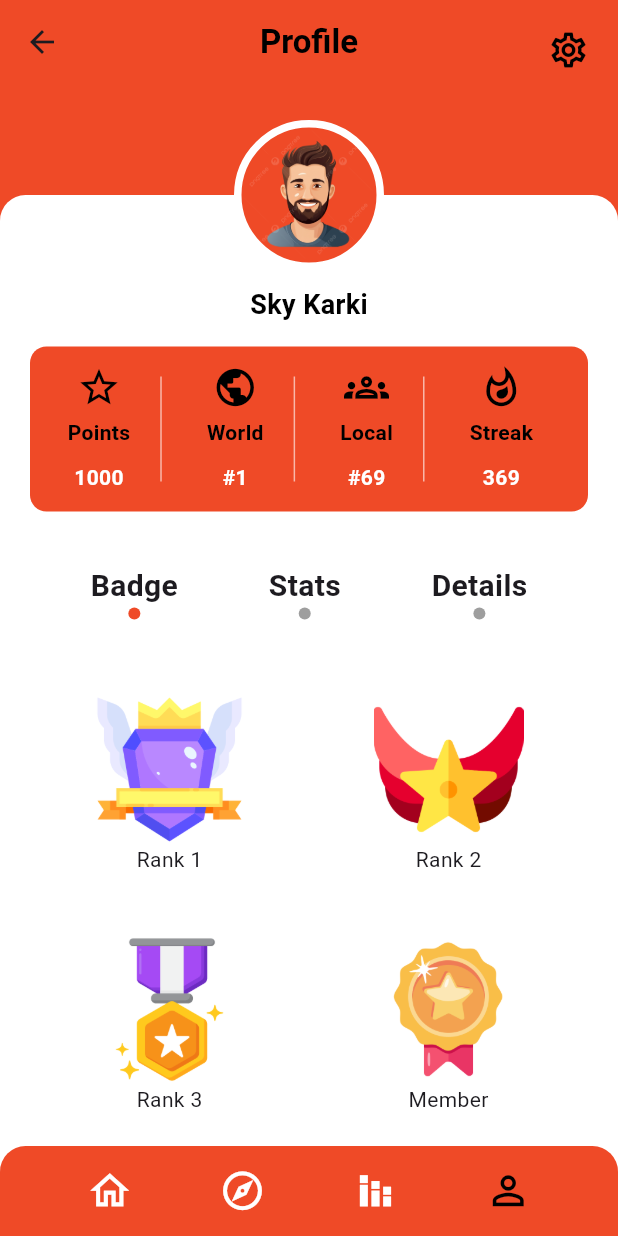
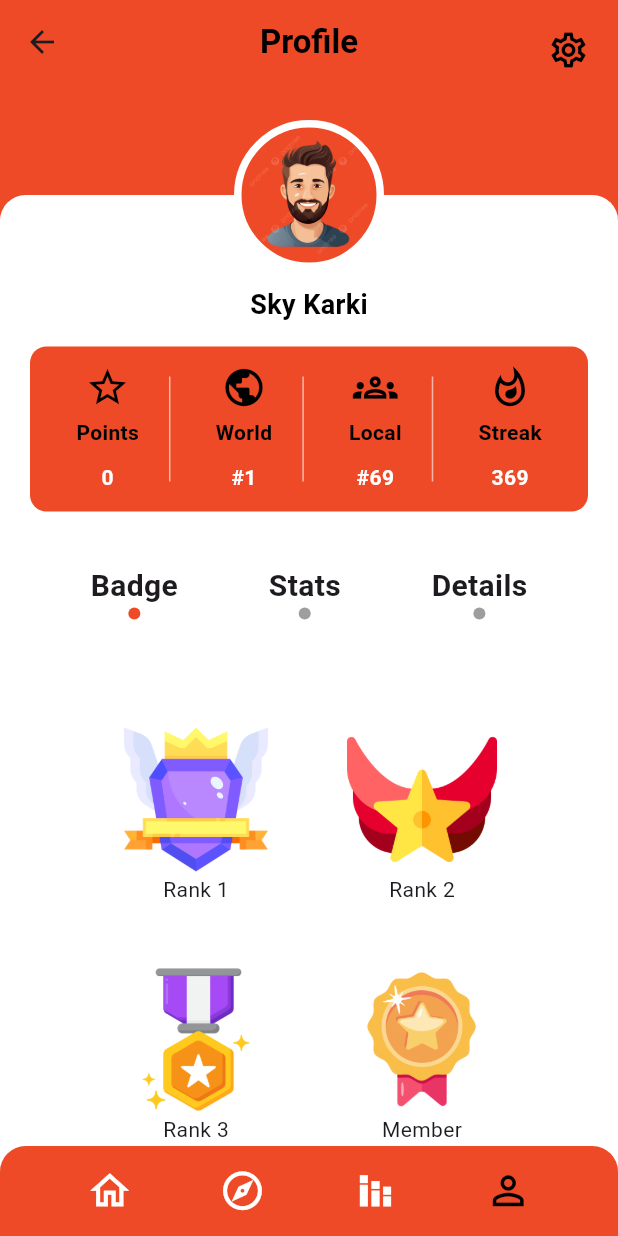
Before and after one commit to admin123KK/quizzes, a Flutter app: the Profilepage screen opened directly, after a tap on the "person outline" icon, on a phone screen of 412 x 824 dp. Run offline on Flutter 3.47's test engine with Material 3 defaults, Android fonts, the phone set to English and light mode, and no system bars; our stand-ins replace cloud_firestore, firebase_auth, firebase_core, video_player; accounts and stored records are empty; network calls fail.

Commit message:
points fetching done

```diff
--- a/lib/Sciencepage.dart
+++ b/lib/Sciencepage.dart
@@ -42,7 +42,7 @@ class _SciencepageState extends State<Sciencepage> {
       final quizResult = {
         'userEmail': user.email,
         'Categories': 'Science',
-        'Points': totalPoints,
+        'points': totalPoints,
         'dateTime': DateTime.now().toIso8601String(),
       };
       await FirebaseFirestore.instance
--- a/lib/historypage.dart
+++ b/lib/historypage.dart
@@ -42,7 +42,7 @@ class _HistorypageState extends State<Historypage> {
       final quizResult = {
         'userEmail': user.email,
         'Categories': 'Histroy',
-        'Points': totalPoints,
+        'points': totalPoints,
         'dateTime': DateTime.now().toIso8601String()
       };
       await FirebaseFirestore.instance
--- a/lib/mathspage.dart
+++ b/lib/mathspage.dart
@@ -43,7 +43,7 @@ class _MathpageState extends State<Mathpage> {
       final quizResult = {
         'userEmail': user.email,
         'Categories': 'Maths',
-        'Points': totalPoints,
+        'points': totalPoints,
         'dateTime': DateTime.now(),
       };
       await FirebaseFirestore.instance
--- a/lib/mathsqpage.dart
+++ b/lib/mathsqpage.dart
@@ -43,7 +43,7 @@ class _QuizpageState extends State<Quizpage> {
       final quizResult = {
         'userEmail': user.email,
         'Categories': "Sports",
-        'Points': totalPoints,
+        'points': totalPoints,
         'dateTime': DateTime.now().toIso8601String(),
       };
       await FirebaseFirestore.instance
--- a/lib/profilepage.dart
+++ b/lib/profilepage.dart
@@ -1,3 +1,5 @@
+import 'package:cloud_firestore/cloud_firestore.dart';
+import 'package:firebase_auth/firebase_auth.dart';
 import 'package:flutter/material.dart';
 import 'package:quiznep/explorepage.dart';
 
@@ -9,6 +11,37 @@ class Profilepage extends StatefulWidget {
 }
 
 class _ProfilepageState extends State<Profilepage> {
+  int totalPoints = 0;
+
+  @override
+  void initState() {
+    super.initState();
+    fetchUserPoints();
+  }
+
+  Future<void> fetchUserPoints() async {
+    try {
+      final user = FirebaseAuth.instance.currentUser;
+      if (user == null) {
+        print('User is not authenticated');
+        return;
+      }
+      final querySnapshot = await FirebaseFirestore.instance
+          .collection('quizResults')
+          .where('userEmail', isEqualTo: user.email)
+          .get();
+
+      int points = querySnapshot.docs.fold<int>(0,
+          (previousValue, doc) => previousValue + (doc['points'] ?? 0) as int);
+
+      setState(() {
+        totalPoints = points;
+      });
+    } catch (e) {
+      print('Error fetching user points: $e');
+    }
+  }
+
   @override
   Widget build(BuildContext context) {
     return Scaffold(
@@ -48,9 +81,8 @@ class _ProfilepageState extends State<Profilepage> {
                     ),
                     child: Column(
                       children: [
-                        // Profile Picture with Offset
                         Transform.translate(
-                          offset: const Offset(0, -50), // Move it up
+                          offset: const Offset(0, -50),
                           child: Column(
                             children: [
                               Container(
@@ -72,7 +104,7 @@ class _ProfilepageState extends State<Profilepage> {
                                   ),
                                 ),
                               ),
-                              const SizedBox(height: 10), // Add spacing
+                              const SizedBox(height: 10),
                               const Text(
                                 'Sky Karki',
                                 style: TextStyle(
@@ -88,9 +120,7 @@ class _ProfilepageState extends State<Profilepage> {
                                   height: 110,
                                   width: 500,
                                   decoration: BoxDecoration(
-                                    color: const Color(
-                                      0XFFEF4A27,
-                                    ),
+                                    color: const Color(0XFFEF4A27),
                                     borderRadius: BorderRadius.circular(11),
                                   ),
                                   child: Padding(
@@ -101,181 +131,62 @@ class _ProfilepageState extends State<Profilepage> {
                                           MainAxisAlignment.center,
                                       children: [
                                         _buildStateItem(Icons.star_outline,
-                                            'Points', '1000'),
-                                        const SizedBox(
-                                          width: 20,
-                                        ),
+                                            'Points', totalPoints.toString()),
+                                        const SizedBox(width: 20),
                                         _builDivider(),
-                                        const SizedBox(
-                                          width: 30,
-                                        ),
+                                        const SizedBox(width: 30),
                                         _buildStateItem(Icons.public_outlined,
                                             'World', '#1'),
-                                        const SizedBox(
-                                          width: 20,
-                                        ),
+                                        const SizedBox(width: 20),
                                         _builDivider(),
-                                        const SizedBox(
-                                          width: 30,
-                                        ),
+                                        const SizedBox(width: 30),
                                         _buildStateItem(Icons.groups_outlined,
                                             'Local', '#69'),
-                                        const SizedBox(
-                                          width: 20,
-                                        ),
+                                        const SizedBox(width: 20),
                                         _builDivider(),
-                                        const SizedBox(
-                                          width: 30,
-                                        ),
+                                        const SizedBox(width: 30),
                                         _buildStateItem(Icons.whatshot_outlined,
                                             'Streak', '369'),
-                                        const SizedBox(
-                                          width: 20,
-                                        ),
                                       ],
                                     ),
                                   ),
                                 ),
                               ),
-                              const SizedBox(
-                                height: 20,
-                              ),
+                              const SizedBox(height: 20),
                               Row(
                                 mainAxisAlignment:
                                     MainAxisAlignment.spaceEvenly,
                                 children: [
-                                  Column(
-                                    mainAxisSize: MainAxisSize.min,
-                                    children: [
-                                      const Text(
-                                        'Badge',
-                                        style: TextStyle(
-                                          fontWeight: FontWeight.bold,
-                                          fontSize: 20,
-                                        ),
-                                      ),
-                                      Container(
-                                        height: 8,
-                                        width: 8,
-                                        decoration: BoxDecoration(
-                                            borderRadius:
-                                                BorderRadius.circular(20),
-                                            color: Color(0XFFEF4A27)),
-                                      )
-                                    ],
-                                  ),
-                                  Column(
-                                    mainAxisSize: MainAxisSize.min,
-                                    children: [
-                                      const Text(
-                                        'Stats',
-                                        style: TextStyle(
-                                            fontWeight: FontWeight.bold,
-                                            fontSize: 20),
-                                      ),
-                                      Container(
-                                        height: 8,
-                                        width: 8,
-                                        decoration: BoxDecoration(
-                                            color: Colors.grey,
-                                            borderRadius:
-                                                BorderRadius.circular(20)),
-                                      )
-                                    ],
-                                  ),
-                                  Column(
-                                    children: [
-                                      const Text(
-                                        'Details',
-                                        style: TextStyle(
-                                            fontWeight: FontWeight.bold,
-                                            fontSize: 20),
-                                      ),
-                                      Container(
-                                        height: 8,
-                                        width: 8,
-                                        decoration: BoxDecoration(
-                                            color: Colors.grey,
-                                            borderRadius:
-                                                BorderRadius.circular(20)),
-                                      ),
-                                    ],
-                                  )
+                                  _buildTabItem('Badge', true),
+                                  _buildTabItem('Stats', false),
+                                  _buildTabItem('Details', false),
                                 ],
                               ),
                             ],
                           ),
                         ),
-
-                        Padding(
-                          padding: const EdgeInsets.symmetric(horizontal: 30),
-                          child: Row(
-                            mainAxisAlignment: MainAxisAlignment.spaceEvenly,
-                            children: [
-                              Column(
-                                children: [
-                                  Container(
-                                    height: 100,
-                                    width: 100,
-                                    child: Image.asset(
-                                        'assets/image/firstbadge.png'),
-                                  ),
-                                  const Text('Rank 1')
-                                ],
-                              ),
-                              const SizedBox(
-                                width: 20,
-                              ),
-                              Column(
-                                children: [
-                                  Container(
-                                    height: 100,
-                                    width: 100,
-                                    child: Image.asset(
-                                        'assets/image/secondbadge.png'),
-                                  ),
-                                  const Text('Rank 2')
-                                ],
-                              ),
-                            ],
-                          ),
-                        ),
-                        const SizedBox(
-                          height: 40,
-                        ),
-                        Padding(
-                          padding: const EdgeInsets.symmetric(horizontal: 30),
-                          child: Row(
-                            mainAxisAlignment: MainAxisAlignment.spaceEvenly,
-                            children: [
-                              Column(
-                                children: [
-                                  Container(
-                                    height: 100,
-                                    width: 100,
-                                    child: Image.asset(
-                                        'assets/image/thirdbadge.png'),
-                                  ),
-                                  const Text('Rank 3')
-                                ],
-                              ),
-                              const SizedBox(
-                                width: 20,
-                              ),
-                              Column(
-                                children: [
-                                  Container(
-                                    height: 100,
-                                    width: 100,
-                                    child: Image.asset(
-                                        'assets/image/streakbadge.png'),
-                                  ),
-                                  const Text('Member')
-                                ],
-                              ),
-                            ],
-                          ),
-                        ),
+                        const SizedBox(height: 20),
+                        _buildBadgeRow([
+                          {
+                            'image': 'assets/image/firstbadge.png',
+                            'label': 'Rank 1'
+                          },
+                          {
+                            'image': 'assets/image/secondbadge.png',
+                            'label': 'Rank 2'
+                          }
+                        ]),
+                        const SizedBox(height: 40),
+                        _buildBadgeRow([
+                          {
+                            'image': 'assets/image/thirdbadge.png',
+                            'label': 'Rank 3'
+                          },
+                          {
+                            'image': 'assets/image/streakbadge.png',
+                            'label': 'Member'
+                          }
+                        ]),
                       ],
                     ),
                   ),
@@ -283,10 +194,83 @@ class _ProfilepageState extends State<Profilepage> {
               ),
             ),
           ),
-          // Bottom Navigation Bar
           Align(
             alignment: Alignment.bottomCenter,
-            child: Container(
+            child: _buildBottomNavigationBar(context),
+          ),
+        ],
+      ),
+    );
+  }
+
+  Widget _buildStateItem(IconData icon, String label, String value) {
+    return Column(
+      mainAxisSize: MainAxisSize.min,
+      children: [
+        Icon(icon, size: 30, color: Colors.black),
+        const SizedBox(height: 5),
+        Text(label,
+            style: const TextStyle(
+                fontWeight: FontWeight.bold, color: Colors.black)),
+        const SizedBox(height: 10),
+        Text(value,
+            style: const TextStyle(
+              fontWeight: FontWeight.bold,
+              color: Colors.white,
+            )),
+      ],
+    );
+  }
+
+  Widget _builDivider() {
+    return Container(
+      height: 70,
+      width: 1,
+      color: Colors.white.withOpacity(0.6),
+    );
+  }
+
+  Widget _buildTabItem(String label, bool isActive) {
+    return Column(
+      children: [
+        Text(
+          label,
+          style: const TextStyle(fontWeight: FontWeight.bold, fontSize: 20),
+        ),
+        Container(
+          height: 8,
+          width: 8,
+          decoration: BoxDecoration(
+              color: isActive ? const Color(0XFFEF4A27) : Colors.grey,
+              borderRadius: BorderRadius.circular(20)),
+        ),
+      ],
+    );
+  }
+
+  Widget _buildBadgeRow(List<Map<String, String>> badges) {
+    return Padding(
+      padding: const EdgeInsets.symmetric(horizontal: 30),
+      child: Row(
+        mainAxisAlignment: MainAxisAlignment.spaceEvenly,
+        children: badges
+            .map((badge) => Column(
+                  children: [
+                    Container(
+                      height: 100,
+                      width: 100,
+                      child: Image.asset(badge['image']!),
+                    ),
+                    Text(badge['label']!),
+                  ],
+                ))
+            .toList(),
+      ),
+    );
+  }
+
+  Widget _buildBottomNavigationBar(BuildContext context) {
+    return Container(
       height: 60,
       width: double.infinity,
       decoration: const BoxDecoration(
@@ -299,91 +283,27 @@ class _ProfilepageState extends State<Profilepage> {
       child: Row(
         mainAxisAlignment: MainAxisAlignment.spaceEvenly,
         children: [
-                  const Icon(
-                    Icons.home_outlined,
-                    size: 31,
-                    color: Colors.white,
+          const Icon(Icons.home_outlined, size: 31, color: Colors.white),
+          InkWell(
+            onTap: () => Navigator.push(
+              context,
+              MaterialPageRoute(builder: (context) => const Explorepage()),
             ),
+            child: const Icon(Icons.explore_outlined,
+                size: 31, color: Colors.white),
+          ),
+          const Icon(Icons.stacked_bar_chart_outlined,
+              size: 31, color: Colors.white),
           InkWell(
-                    onTap: () {
-                      Navigator.push(
+            onTap: () => Navigator.push(
               context,
-                        MaterialPageRoute(
-                          builder: (context) => const Explorepage(),
+              MaterialPageRoute(builder: (context) => const Profilepage()),
             ),
-                      );
-                    },
-                    child: const Icon(
-                      Icons.explore_outlined,
-                      size: 31,
-                      color: Colors.white,
-                    ),
-                  ),
-                  const Icon(
-                    Icons.stacked_bar_chart_outlined,
-                    size: 31,
-                    color: Colors.white,
-                  ),
-                  InkWell(
-                    onTap: () {
-                      Navigator.push(
-                        context,
-                        MaterialPageRoute(
-                          builder: (context) => const Profilepage(),
-                        ),
-                      );
-                    },
-                    child: const Icon(
-                      Icons.person_outline,
-                      size: 31,
-                      color: Colors.black,
-                    ),
-                  ),
-                ],
-              ),
-            ),
+            child:
+                const Icon(Icons.person_outline, size: 31, color: Colors.black),
           ),
         ],
       ),
     );
   }
 }
-
-Widget _buildStateItem(IconData icon, String label, String value) {
-  return Column(
-    mainAxisSize: MainAxisSize.min,
-    children: [
-      Icon(
-        icon,
-        size: 30,
-        color: Colors.black,
-      ),
-      const SizedBox(
-        height: 5,
-      ),
-      Text(
-        label,
-        style:
-            const TextStyle(fontWeight: FontWeight.bold, color: Colors.black),
-      ),
-      const SizedBox(
-        height: 10,
-      ),
-      Text(
-        value,
-        style: const TextStyle(
-          fontWeight: FontWeight.bold,
-          color: Colors.white,
-        ),
-      )
-    ],
-  );
-}
-
-Widget _builDivider() {
-  return Container(
-    height: 70,
-    width: 1,
-    color: Colors.white.withOpacity(0.6),
-  );
-}
```
Lines whose indentation alone changed are shown as unchanged.
